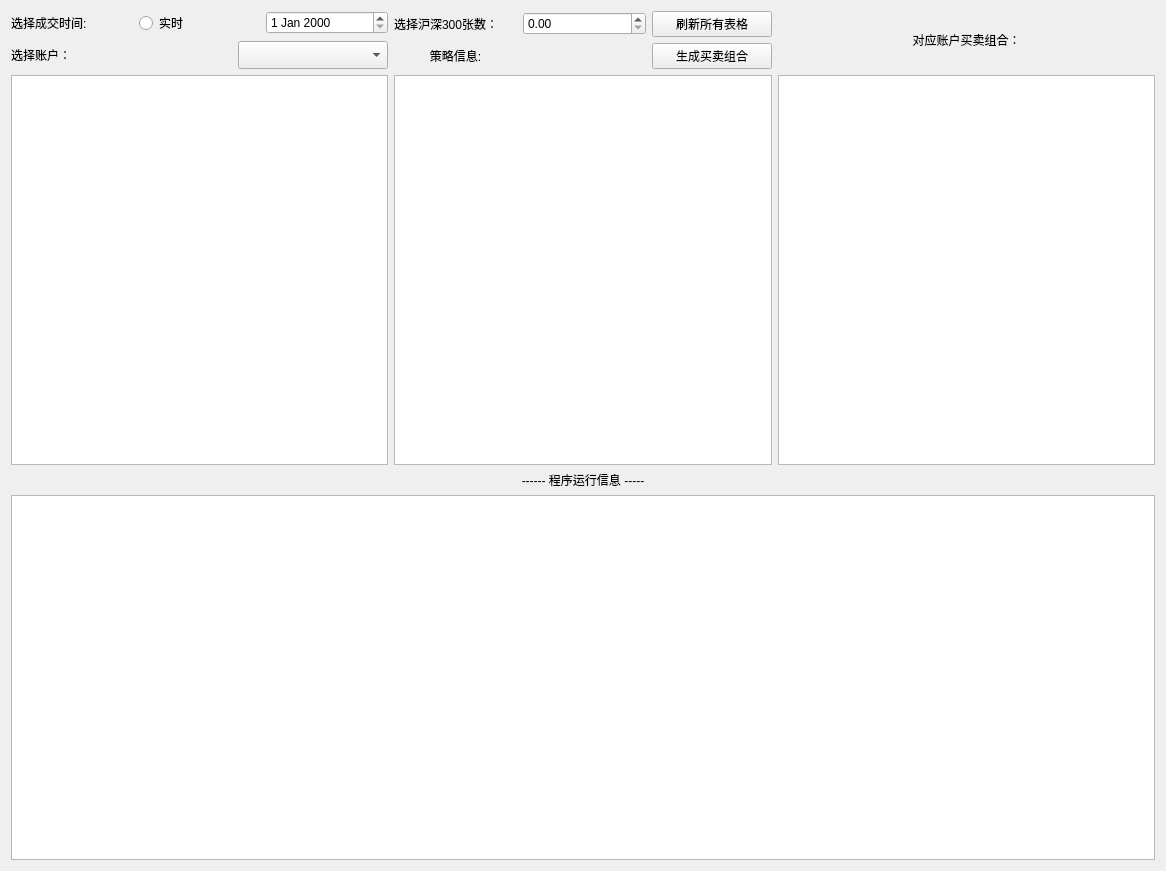
This is generateportfolioform.ui in lishengze/QT-study as Qt 5 draws it before an edit. The edited form follows.
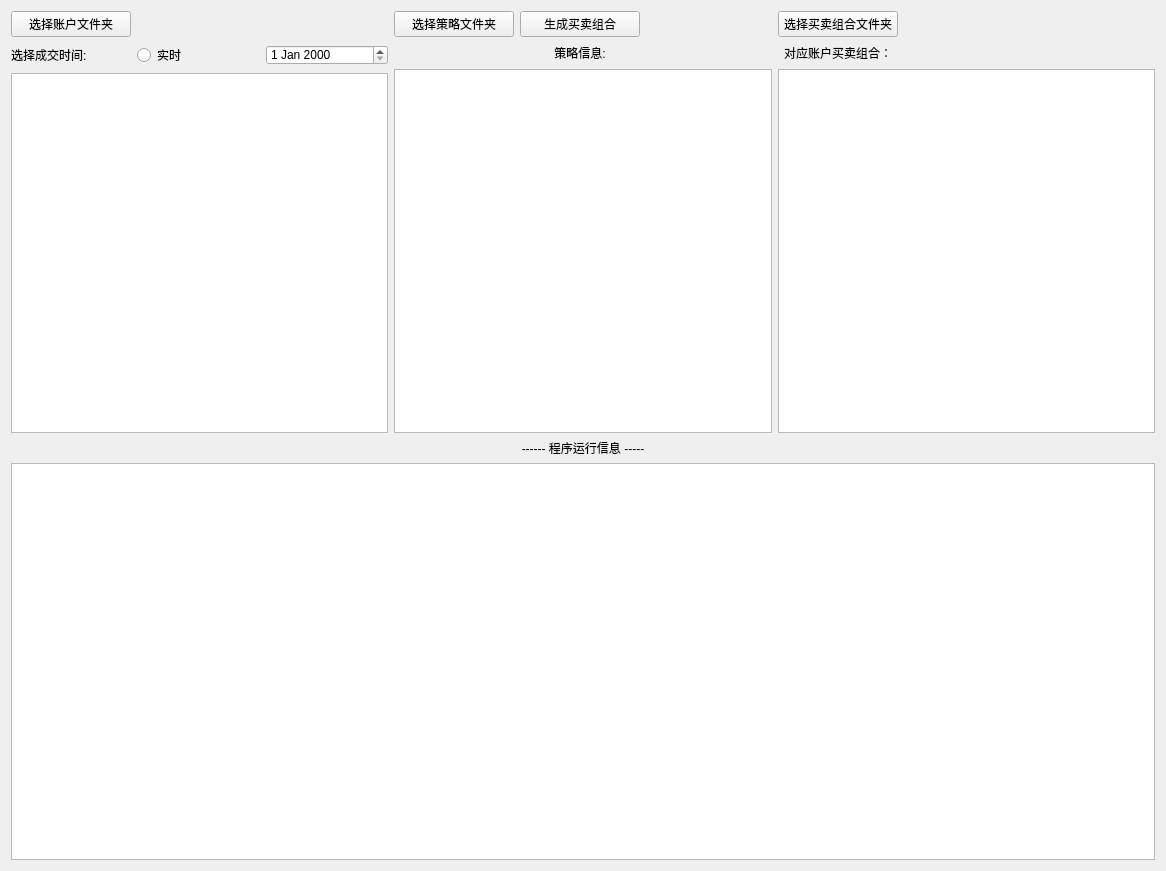
This is the edited form.

Patch:
```diff
--- a/generateportfolioform.ui
+++ b/generateportfolioform.ui
@@ -13,102 +13,64 @@
   <property name="windowTitle">
    <string>Form</string>
   </property>
-  <layout class="QGridLayout" name="gridLayout_3">
+  <layout class="QGridLayout" name="gridLayout_4">
    <item row="0" column="0">
-    <layout class="QVBoxLayout" name="verticalLayout_2">
-     <item>
-      <layout class="QHBoxLayout" name="horizontalLayout">
-       <item>
-        <widget class="QLabel" name="label">
-         <property name="text">
-          <string>选择成交时间: </string>
-         </property>
-        </widget>
-       </item>
-       <item>
-        <widget class="QRadioButton" name="chooseRealTimeRatio">
-         <property name="text">
-          <string>实时</string>
-         </property>
-        </widget>
-       </item>
-       <item>
-        <widget class="QDateEdit" name="chooseHistDate"/>
-       </item>
-      </layout>
+    <layout class="QGridLayout" name="gridLayout_3">
+     <item row="3" column="1">
+      <widget class="QRadioButton" name="chooseRealTimeRatio">
+       <property name="text">
+        <string>实时</string>
+       </property>
+      </widget>
      </item>
-     <item>
-      <layout class="QHBoxLayout" name="horizontalLayout_2">
-       <item>
-        <widget class="QLabel" name="chooseAccount_Label">
-         <property name="maximumSize">
-          <size>
-           <width>500</width>
-           <height>10000</height>
-          </size>
-         </property>
-         <property name="text">
-          <string>选择账户：</string>
-         </property>
-        </widget>
-       </item>
-       <item>
-        <widget class="QComboBox" name="chooseAccount_ComboBox">
-         <property name="maximumSize">
-          <size>
-           <width>150</width>
-           <height>150</height>
-          </size>
-         </property>
-        </widget>
-       </item>
-      </layout>
+     <item row="3" column="0">
+      <widget class="QLabel" name="label">
+       <property name="text">
+        <string>选择成交时间: </string>
+       </property>
+      </widget>
+     </item>
+     <item row="3" column="2">
+      <widget class="QDateEdit" name="chooseHistDate">
+       <property name="maximumSize">
+        <size>
+         <width>16777215</width>
+         <height>20</height>
+        </size>
+       </property>
+      </widget>
+     </item>
+     <item row="6" column="0" colspan="3">
+      <widget class="QTableView" name="account_table"/>
+     </item>
+     <item row="2" column="0">
+      <widget class="QPushButton" name="choose_account_button">
+       <property name="maximumSize">
+        <size>
+         <width>120</width>
+         <height>16777215</height>
+        </size>
+       </property>
+       <property name="text">
+        <string>选择账户文件夹</string>
+       </property>
+      </widget>
      </item>
     </layout>
    </item>
    <item row="0" column="1">
     <layout class="QGridLayout" name="gridLayout_2">
-     <item row="0" column="0">
-      <widget class="QLabel" name="label_2">
-       <property name="text">
-        <string>选择沪深300张数： </string>
-       </property>
-      </widget>
+     <item row="2" column="0" colspan="3">
+      <widget class="QTableView" name="strategy_table"/>
      </item>
      <item row="0" column="1">
-      <widget class="QDoubleSpinBox" name="chooseHS300Count"/>
-     </item>
-     <item row="0" column="2">
-      <widget class="QPushButton" name="refreshAllTable">
-       <property name="maximumSize">
-        <size>
-         <width>120</width>
-         <height>16777215</height>
-        </size>
-       </property>
-       <property name="text">
-        <string>刷新所有表格</string>
-       </property>
-      </widget>
-     </item>
-     <item row="1" column="0">
-      <widget class="QLabel" name="strategy_Label">
-       <property name="maximumSize">
-        <size>
-         <width>200</width>
-         <height>16777215</height>
-        </size>
-       </property>
-       <property name="text">
-        <string>策略信息:</string>
-       </property>
-       <property name="alignment">
-        <set>Qt::AlignCenter</set>
-       </property>
-      </widget>
-     </item>
-     <item row="1" column="2">
       <widget class="QPushButton" name="geneBuySalePortfolio">
+       <property name="minimumSize">
+        <size>
+         <width>120</width>
+         <height>0</height>
+        </size>
+       </property>
        <property name="maximumSize">
         <size>
          <width>120</width>
@@ -120,32 +82,92 @@
        </property>
       </widget>
      </item>
+     <item row="1" column="1">
+      <widget class="QLabel" name="strategy_Label">
+       <property name="minimumSize">
+        <size>
+         <width>0</width>
+         <height>20</height>
+        </size>
+       </property>
+       <property name="maximumSize">
+        <size>
+         <width>120</width>
+         <height>16777215</height>
+        </size>
+       </property>
+       <property name="text">
+        <string>策略信息:</string>
+       </property>
+       <property name="alignment">
+        <set>Qt::AlignCenter</set>
+       </property>
+      </widget>
+     </item>
+     <item row="0" column="0">
+      <widget class="QPushButton" name="choose_strategy_button">
+       <property name="minimumSize">
+        <size>
+         <width>120</width>
+         <height>0</height>
+        </size>
+       </property>
+       <property name="maximumSize">
+        <size>
+         <width>120</width>
+         <height>16777215</height>
+        </size>
+       </property>
+       <property name="text">
+        <string>选择策略文件夹</string>
+       </property>
+      </widget>
+     </item>
     </layout>
    </item>
    <item row="0" column="2">
-    <widget class="QLabel" name="buySalePortfolio_Label">
-     <property name="text">
-      <string>对应账户买卖组合：</string>
-     </property>
-     <property name="alignment">
-      <set>Qt::AlignCenter</set>
-     </property>
-    </widget>
-   </item>
-   <item row="1" column="0" colspan="3">
     <layout class="QGridLayout" name="gridLayout">
-     <item row="0" column="1">
-      <widget class="QTableView" name="strategy_table"/>
-     </item>
-     <item row="0" column="0">
-      <widget class="QTableView" name="account_table"/>
-     </item>
-     <item row="0" column="2">
+     <item row="3" column="0" colspan="2">
       <widget class="QTableView" name="buySalePortfolio_table"/>
      </item>
+     <item row="2" column="0">
+      <widget class="QLabel" name="buySalePortfolio_Label">
+       <property name="minimumSize">
+        <size>
+         <width>0</width>
+         <height>20</height>
+        </size>
+       </property>
+       <property name="maximumSize">
+        <size>
+         <width>16777215</width>
+         <height>20</height>
+        </size>
+       </property>
+       <property name="text">
+        <string>对应账户买卖组合：</string>
+       </property>
+       <property name="alignment">
+        <set>Qt::AlignCenter</set>
+       </property>
+      </widget>
+     </item>
+     <item row="1" column="0">
+      <widget class="QPushButton" name="choose_portfolio_button">
+       <property name="maximumSize">
+        <size>
+         <width>120</width>
+         <height>16777215</height>
+        </size>
+       </property>
+       <property name="text">
+        <string>选择买卖组合文件夹</string>
+       </property>
+      </widget>
+     </item>
     </layout>
    </item>
-   <item row="2" column="0" colspan="3">
+   <item row="1" column="0" colspan="3">
     <layout class="QVBoxLayout" name="verticalLayout">
      <item>
       <widget class="QLabel" name="programInfo_Label">
```
